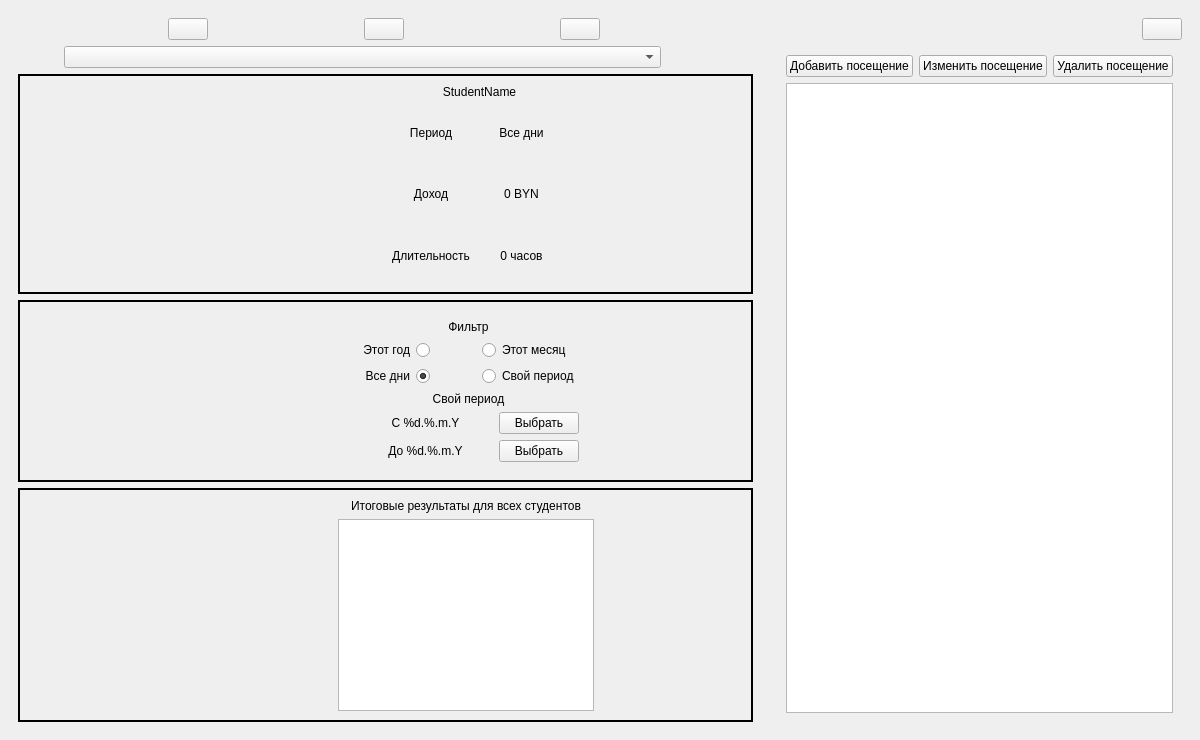
Old version of the form ui_templates/windows/main_window.ui in the repository IliaSuponeff/StudentsAccounting.
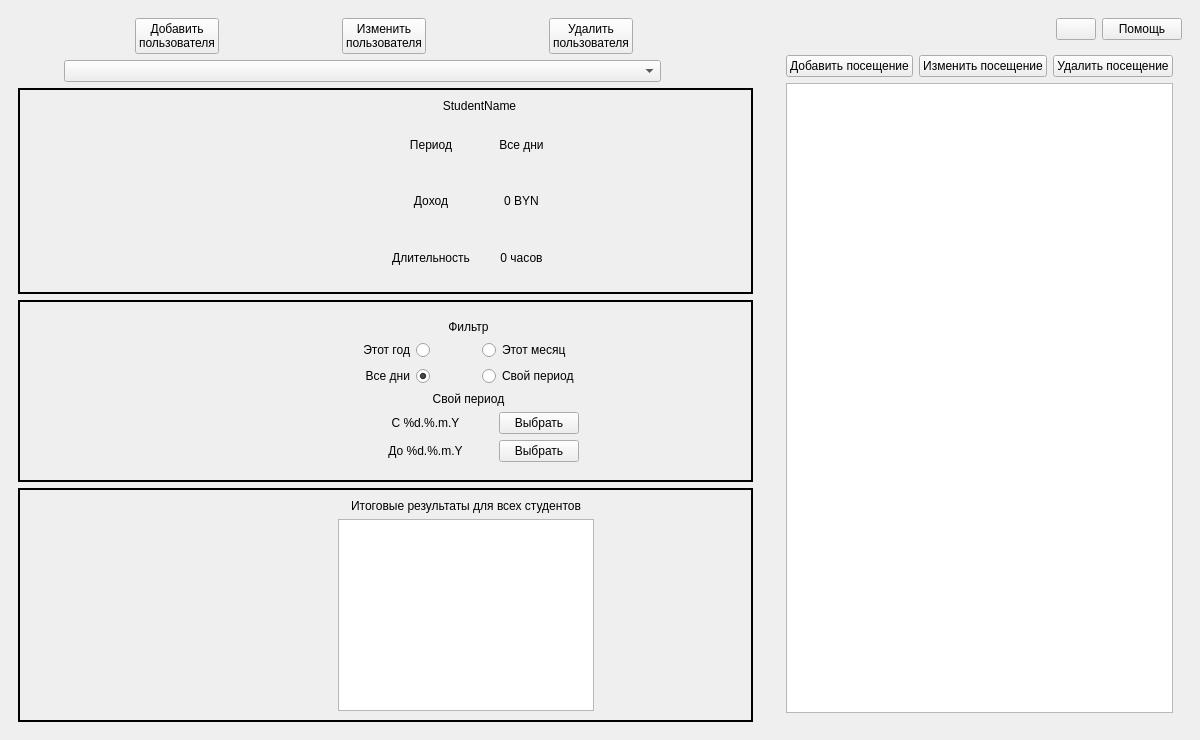
New version of the form.

Commit message: add_help_dialog

```diff
--- a/ui_templates/windows/main_window.ui
+++ b/ui_templates/windows/main_window.ui
@@ -50,7 +50,8 @@
             </sizepolicy>
            </property>
            <property name="text">
-            <string/>
+            <string>Добавить
+пользователя</string>
            </property>
            <property name="iconSize">
             <size>
@@ -72,7 +73,8 @@
             </sizepolicy>
            </property>
            <property name="text">
-            <string/>
+            <string>Изменить
+пользователя</string>
            </property>
            <property name="iconSize">
             <size>
@@ -94,7 +96,8 @@
             </sizepolicy>
            </property>
            <property name="text">
-            <string/>
+            <string>Удалить
+пользователя</string>
            </property>
            <property name="iconSize">
             <size>
@@ -786,6 +789,22 @@
            </property>
           </widget>
          </item>
+         <item>
+          <widget class="QPushButton" name="help_btn">
+           <property name="sizePolicy">
+            <sizepolicy hsizetype="Minimum" vsizetype="Minimum">
+             <horstretch>0</horstretch>
+             <verstretch>0</verstretch>
+            </sizepolicy>
+           </property>
+           <property name="text">
+            <string>Помощь</string>
+           </property>
+           <property name="flat">
+            <bool>false</bool>
+           </property>
+          </widget>
+         </item>
         </layout>
        </item>
        <item>
```
The commit also changes 7 other files.
